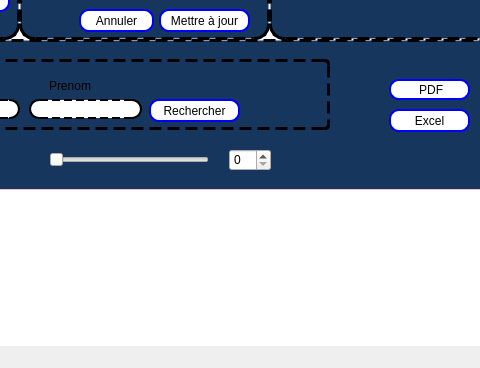
khalil-ch/E-Health_2A1, file mainwindow.ui: the form before one commit; both pictures show x 262 to 742 and y 318 to 686 of the 1024 by 686 pixel window.
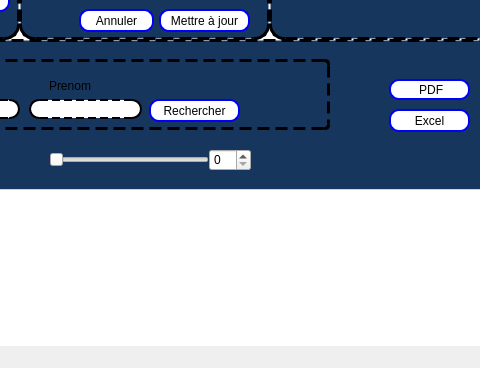
The form after the commit.

```diff
--- a/mainwindow.ui
+++ b/mainwindow.ui
@@ -694,7 +694,7 @@
       <widget class="QSpinBox" name="spinBox">
        <property name="geometry">
         <rect>
-         <x>440</x>
+         <x>420</x>
          <y>110</y>
          <width>42</width>
          <height>22</height>
```
